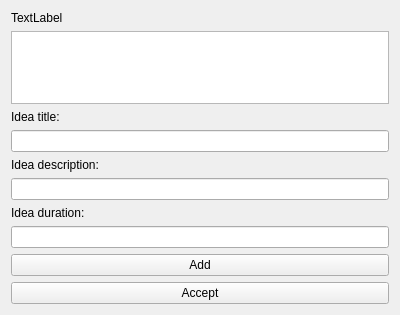
Qt form gui/gui.ui (miagiurgiu/ResearchGrantProposalsOOPExam) before a commit.
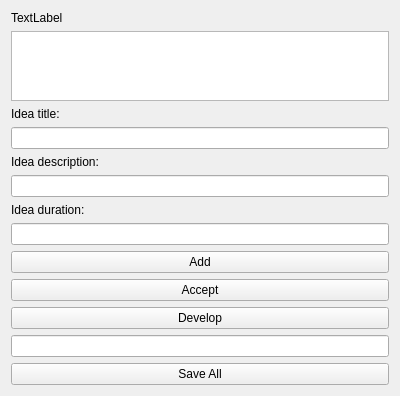
The same form after that commit.

Diff of the .ui file:
```diff
--- a/gui/gui.ui
+++ b/gui/gui.ui
@@ -68,6 +68,23 @@
      </property>
     </widget>
    </item>
+   <item>
+    <widget class="QPushButton" name="developButton">
+     <property name="text">
+      <string>Develop</string>
+     </property>
+    </widget>
+   </item>
+   <item>
+    <widget class="QLineEdit" name="developLineEdit"/>
+   </item>
+   <item>
+    <widget class="QPushButton" name="saveAllButton">
+     <property name="text">
+      <string>Save All</string>
+     </property>
+    </widget>
+   </item>
   </layout>
  </widget>
  <resources/>
```
